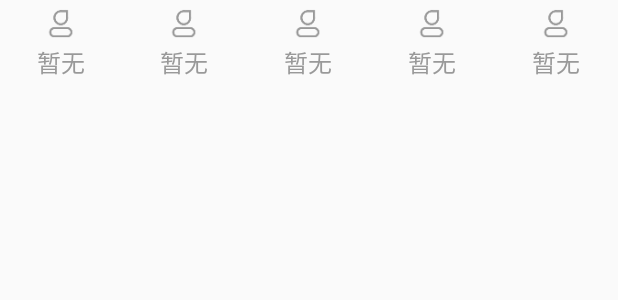
After one commit to icookingcode/AppFrame, an Android app: the layout layout_bottom_navigation.xml on its own in the app's theme, with its tools: preview values and no code run, on a phone screen of 412 x 824 dp. The commit adds this screen. Shown: the top 300 px of the screen. Run offline under Robolectric (Android 15) with nearby library versions, the phone set to English and light mode, and no system bars.

Commit message:
添加导航栏布局

```diff
--- /dev/null
+++ b/app/src/main/java/com/hnhy/epapp/mvp/ui/adapter/ViewPagerAdapter.java
@@ -0,0 +1,44 @@
+package com.hnhy.epapp.mvp.ui.adapter;
+
+import android.support.annotation.Nullable;
+import android.support.v4.app.Fragment;
+import android.support.v4.app.FragmentManager;
+import android.support.v4.app.FragmentPagerAdapter;
+
+import java.util.List;
+
+/**
+ * Created by guc on 2019/12/5.
+ * 描述：ViewPager Adapter
+ */
+public class ViewPagerAdapter extends FragmentPagerAdapter {
+    private List<Fragment> mFragments;
+    private List<String> mTitles;
+
+    public ViewPagerAdapter(FragmentManager fm, List<Fragment> fragments) {
+        super(fm);
+        mFragments = fragments;
+    }
+
+    public ViewPagerAdapter(FragmentManager fm, List<Fragment> fragments, List<String> titles) {
+        super(fm);
+        mFragments = fragments;
+        mTitles = titles;
+    }
+
+    @Override
+    public Fragment getItem(int position) {
+        return mFragments.get(position);
+    }
+
+    @Override
+    public int getCount() {
+        return mFragments.size();
+    }
+
+    @Nullable
+    @Override
+    public CharSequence getPageTitle(int position) {
+        return mTitles.get(position);
+    }
+}
--- /dev/null
+++ b/app/src/main/res/color/color_selector_text.xml
@@ -0,0 +1,21 @@
+<?xml version="1.0" encoding="utf-8"?><!--
+  ~ Copyright (C) 2016 Bilibili
+  ~
+  ~  Licensed under the Apache License, Version 2.0 (the "License");
+  ~  you may not use this file except in compliance with the License.
+  ~  You may obtain a copy of the License at
+  ~
+  ~        http://www.apache.org/licenses/LICENSE-2.0
+  ~
+  ~  Unless required by applicable law or agreed to in writing, software
+  ~  distributed under the License is distributed on an "AS IS" BASIS,
+  ~  WITHOUT WARRANTIES OR CONDITIONS OF ANY KIND, either express or implied.
+  ~  See the License for the specific language governing permissions and
+  ~  limitations under the License.
+  ~
+  -->
+
+<selector xmlns:android="http://schemas.android.com/apk/res/android">
+    <item android:color="@color/colorPrimary" android:state_selected="true" />
+    <item android:color="@color/text_grey_999" />
+</selector>
--- /dev/null
+++ b/app/src/main/res/drawable/tab_icon_mine.xml
@@ -0,0 +1,5 @@
+<?xml version="1.0" encoding="utf-8"?>
+<selector xmlns:android="http://schemas.android.com/apk/res/android">
+    <item android:drawable="@drawable/icon_mine_sel" android:state_selected="true" />
+    <item android:drawable="@drawable/icon_mine_unsel" />
+</selector>
--- /dev/null
+++ b/app/src/main/res/layout/layout_bottom_navigation.xml
@@ -0,0 +1,135 @@
+<?xml version="1.0" encoding="utf-8"?>
+<LinearLayout xmlns:android="http://schemas.android.com/apk/res/android"
+    android:layout_width="match_parent"
+    android:layout_height="match_parent"
+    android:orientation="vertical">
+
+    <LinearLayout
+        android:id="@+id/layout_bottom_navigation"
+        android:layout_width="match_parent"
+        android:layout_height="wrap_content"
+        android:layout_alignParentBottom="true"
+        android:orientation="horizontal"
+        android:weightSum="5">
+
+        <LinearLayout
+            android:id="@+id/layout_home_page"
+            android:layout_width="0dp"
+            android:layout_height="wrap_content"
+            android:layout_weight="1"
+            android:gravity="center"
+            android:minHeight="@dimen/dimen_60dp"
+            android:orientation="vertical">
+
+            <ImageView
+                android:layout_width="@dimen/dimen_20dp"
+                android:layout_height="@dimen/dimen_20dp"
+                android:background="@drawable/tab_icon_mine" />
+
+            <TextView
+                android:layout_width="wrap_content"
+                android:layout_height="wrap_content"
+                android:layout_marginTop="3dp"
+                android:text="@string/str_nul"
+                android:textColor="@color/color_selector_text"
+                android:textSize="@dimen/middle_text_size" />
+        </LinearLayout>
+
+
+        <LinearLayout
+            android:id="@+id/ll_work_order"
+            android:layout_width="0dp"
+            android:layout_height="wrap_content"
+            android:layout_weight="1"
+            android:gravity="center"
+            android:minHeight="@dimen/dimen_60dp"
+            android:orientation="vertical">
+
+            <ImageView
+                android:layout_width="@dimen/dimen_20dp"
+                android:layout_height="@dimen/dimen_20dp"
+                android:layout_gravity="center_horizontal"
+                android:background="@drawable/tab_icon_mine" />
+
+            <TextView
+                android:layout_width="wrap_content"
+                android:layout_height="wrap_content"
+                android:layout_marginTop="3dp"
+                android:text="@string/str_nul"
+                android:textColor="@color/color_selector_text"
+                android:textSize="@dimen/middle_text_size" />
+        </LinearLayout>
+
+        <LinearLayout
+            android:id="@+id/ll_manage_control"
+            android:layout_width="0dp"
+            android:layout_height="wrap_content"
+            android:layout_weight="1"
+            android:gravity="center"
+            android:minHeight="@dimen/dimen_60dp"
+            android:orientation="vertical">
+
+            <ImageView
+                android:layout_width="@dimen/dimen_20dp"
+                android:layout_height="@dimen/dimen_20dp"
+                android:layout_gravity="center_horizontal"
+                android:background="@drawable/tab_icon_mine" />
+
+            <TextView
+                android:layout_width="wrap_content"
+                android:layout_height="wrap_content"
+                android:layout_marginTop="3dp"
+                android:text="@string/str_nul"
+                android:textColor="@color/color_selector_text"
+                android:textSize="@dimen/middle_text_size" />
+        </LinearLayout>
+
+        <LinearLayout
+            android:id="@+id/ll_install"
+            android:layout_width="0dp"
+            android:layout_height="wrap_content"
+            android:layout_weight="1"
+            android:gravity="center"
+            android:minHeight="@dimen/dimen_60dp"
+            android:orientation="vertical">
+
+            <ImageView
+                android:layout_width="@dimen/dimen_20dp"
+                android:layout_height="@dimen/dimen_20dp"
+                android:layout_gravity="center_horizontal"
+                android:background="@drawable/tab_icon_mine" />
+
+            <TextView
+                android:layout_width="wrap_content"
+                android:layout_height="wrap_content"
+                android:layout_marginTop="3dp"
+                android:text="@string/str_nul"
+                android:textColor="@color/color_selector_text"
+                android:textSize="@dimen/middle_text_size" />
+        </LinearLayout>
+
+
+        <LinearLayout
+            android:id="@+id/layout_my"
+            android:layout_width="0dp"
+            android:layout_height="wrap_content"
+            android:layout_weight="1"
+            android:gravity="center"
+            android:minHeight="@dimen/dimen_60dp"
+            android:orientation="vertical">
+
+            <ImageView
+                android:layout_width="@dimen/dimen_20dp"
+                android:layout_height="@dimen/dimen_20dp"
+                android:background="@drawable/tab_icon_mine" />
+
+            <TextView
+                android:layout_width="wrap_content"
+                android:layout_height="wrap_content"
+                android:layout_marginTop="3dp"
+                android:text="@string/str_nul"
+                android:textColor="@color/color_selector_text"
+                android:textSize="@dimen/middle_text_size" />
+        </LinearLayout>
+    </LinearLayout>
+</LinearLayout>
--- a/app/src/main/res/values/styles.xml
+++ b/app/src/main/res/values/styles.xml
@@ -111,4 +111,9 @@
     <style name="StyleDivider.Light" parent="StyleDivider">
         <item name="android:background">@color/colorGrayLighter</item>
     </style>
+
+    <style name="NoEdgeRecycleView">
+        <item name="android:overScrollMode">never</item>
+        <item name="android:scrollbars">none</item>
+    </style>
 </resources>
```
Also changed, not shown: app/src/main/res/drawable-xxhdpi/icon_mine_sel.png (added), app/src/main/res/drawable-xxhdpi/icon_mine_unsel.png (added).
